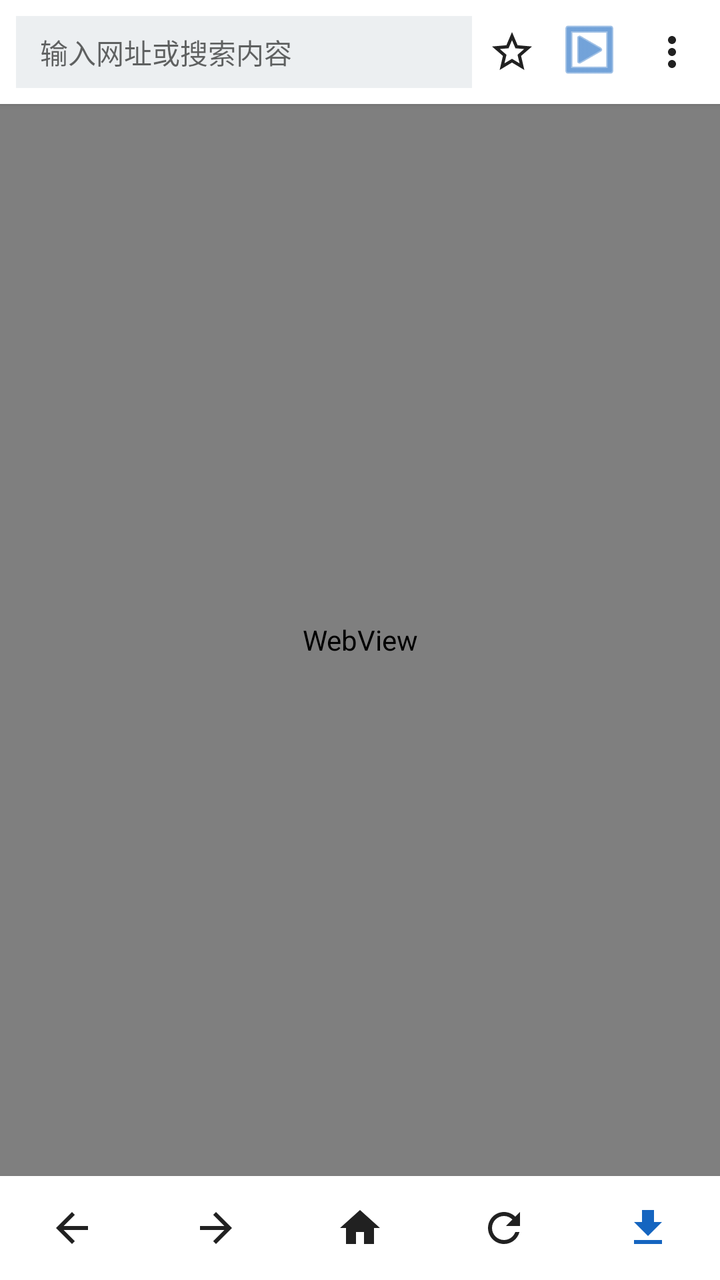
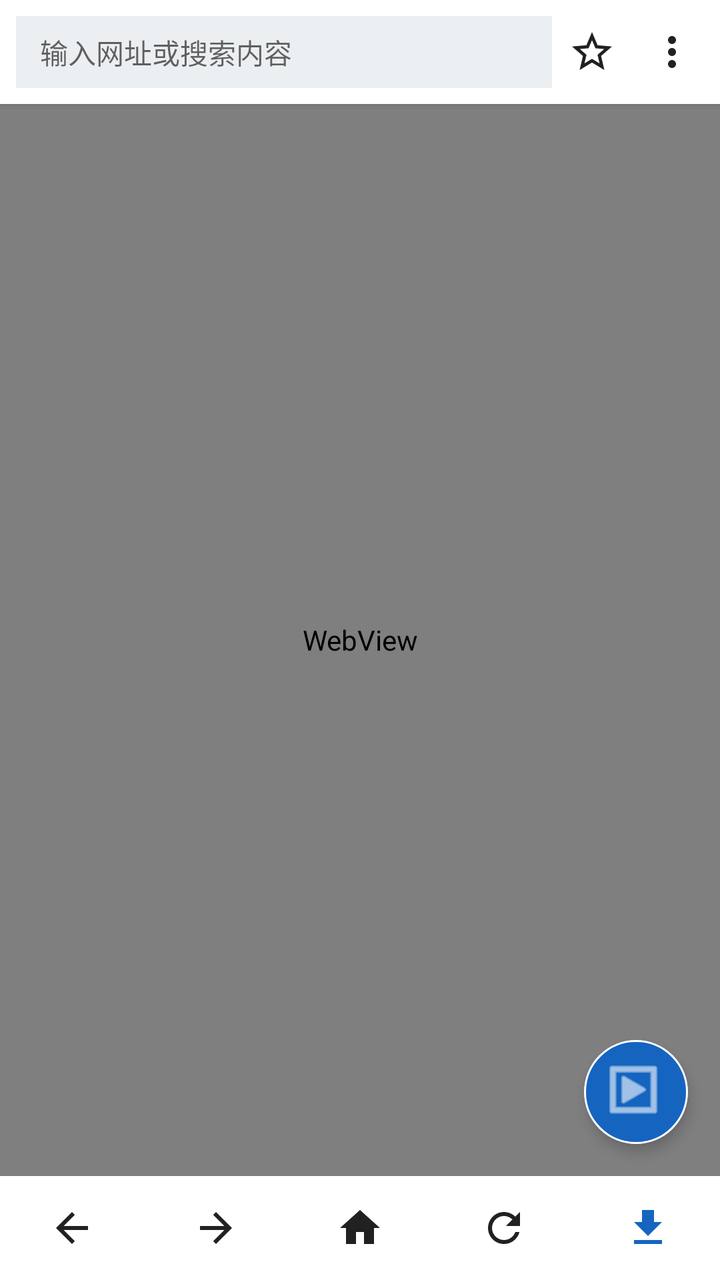

Compare the two renders of this Android layout. The source of the first and the diff that turns it into the second are given below.
<!-- AndroidManifest.xml: application theme AppTheme -->
<!-- res/layout/activity_main.xml -->
<?xml version="1.0" encoding="utf-8"?>
<FrameLayout xmlns:android="http://schemas.android.com/apk/res/android"
    android:id="@+id/root"
    android:layout_width="match_parent"
    android:layout_height="match_parent"
    android:background="@color/window_bg">

    
    <LinearLayout
        android:id="@+id/main_content"
        android:layout_width="match_parent"
        android:layout_height="match_parent"
        android:orientation="vertical">

        
        <LinearLayout
            android:layout_width="match_parent"
            android:layout_height="52dp"
            android:background="@color/toolbar_bg"
            android:elevation="2dp"
            android:gravity="center_vertical"
            android:orientation="horizontal"
            android:paddingStart="8dp"
            android:paddingEnd="4dp">

            <EditText
                android:id="@+id/url_edit"
                android:layout_width="0dp"
                android:layout_height="36dp"
                android:layout_weight="1"
                android:background="@color/url_bar_bg"
                android:ellipsize="end"
                android:hint="@string/url_hint"
                android:imeOptions="actionGo"
                android:inputType="textUri"
                android:maxLines="1"
                android:paddingStart="12dp"
                android:paddingEnd="12dp"
                android:singleLine="true"
                android:textColor="@color/text_primary"
                android:textSize="14sp" />

            <ImageButton
                android:id="@+id/bookmark_button"
                android:layout_width="40dp"
                android:layout_height="40dp"
                android:background="?android:attr/selectableItemBackgroundBorderless"
                android:contentDescription="@string/bookmark"
                android:src="@drawable/ic_star_border" />

            <ImageButton
                android:id="@+id/sniff_button"
                android:layout_width="40dp"
                android:layout_height="40dp"
                android:background="?android:attr/selectableItemBackgroundBorderless"
                android:contentDescription="@string/sniff"
                android:src="@android:drawable/ic_menu_slideshow"
                android:tint="@color/primary" />

            <ImageButton
                android:id="@+id/menu_button"
                android:layout_width="40dp"
                android:layout_height="40dp"
                android:background="?android:attr/selectableItemBackgroundBorderless"
                android:contentDescription="@string/more"
                android:src="@drawable/ic_menu" />
        </LinearLayout>

        
        <ProgressBar
            android:id="@+id/progress_bar"
            style="?android:attr/progressBarStyleHorizontal"
            android:layout_width="match_parent"
            android:layout_height="3dp"
            android:max="100"
            android:visibility="gone" />

        
        <FrameLayout
            android:id="@+id/web_container"
            android:layout_width="match_parent"
            android:layout_height="0dp"
            android:layout_weight="1">

            <WebView
                android:id="@+id/web_view"
                android:layout_width="match_parent"
                android:layout_height="match_parent" />
        </FrameLayout>

        
        <LinearLayout
            android:layout_width="match_parent"
            android:layout_height="52dp"
            android:background="@color/toolbar_bg"
            android:elevation="2dp"
            android:gravity="center_vertical"
            android:orientation="horizontal"
            android:weightSum="5">

            <ImageButton
                android:id="@+id/back_button"
                android:layout_width="0dp"
                android:layout_height="match_parent"
                android:layout_weight="1"
                android:background="?android:attr/selectableItemBackgroundBorderless"
                android:contentDescription="@string/back"
                android:src="@drawable/ic_back" />

            <ImageButton
                android:id="@+id/forward_button"
                android:layout_width="0dp"
                android:layout_height="match_parent"
                android:layout_weight="1"
                android:background="?android:attr/selectableItemBackgroundBorderless"
                android:contentDescription="@string/forward"
                android:src="@drawable/ic_forward" />

            <ImageButton
                android:id="@+id/home_button"
                android:layout_width="0dp"
                android:layout_height="match_parent"
                android:layout_weight="1"
                android:background="?android:attr/selectableItemBackgroundBorderless"
                android:contentDescription="@string/home"
                android:src="@drawable/ic_home" />

            <ImageButton
                android:id="@+id/refresh_button"
                android:layout_width="0dp"
                android:layout_height="match_parent"
                android:layout_weight="1"
                android:background="?android:attr/selectableItemBackgroundBorderless"
                android:contentDescription="@string/refresh"
                android:src="@drawable/ic_refresh" />

            <ImageButton
                android:id="@+id/downloads_button"
                android:layout_width="0dp"
                android:layout_height="match_parent"
                android:layout_weight="1"
                android:background="?android:attr/selectableItemBackgroundBorderless"
                android:contentDescription="@string/downloads"
                android:src="@drawable/ic_download" />
        </LinearLayout>
    </LinearLayout>

    
    <FrameLayout
        android:id="@+id/fullscreen_container"
        android:layout_width="match_parent"
        android:layout_height="match_parent"
        android:background="#000000"
        android:visibility="gone" />
</FrameLayout>
<!-- resources referenced by this layout -->
<resources>
  <color name="primary">#1565C0</color>
  <color name="text_primary">#212121</color>
  <color name="toolbar_bg">#FFFFFF</color>
  <color name="url_bar_bg">#ECEFF1</color>
  <color name="window_bg">#F5F5F5</color>
  <!-- drawable ic_back (drawable) -->
  <?xml version="1.0" encoding="utf-8"?>
  <vector xmlns:android="http://schemas.android.com/apk/res/android"
      android:width="24dp"
      android:height="24dp"
      android:viewportWidth="24"
      android:viewportHeight="24"
      android:tint="@color/text_primary">
      <path android:fillColor="#000000" android:pathData="M20,11H7.83l5.59,-5.59L12,4l-8,8 8,8 1.41,-1.41L7.83,13H20v-2z" />
  </vector>
  <!-- drawable ic_download (drawable) -->
  <?xml version="1.0" encoding="utf-8"?>
  <vector xmlns:android="http://schemas.android.com/apk/res/android"
      android:width="24dp"
      android:height="24dp"
      android:viewportWidth="24"
      android:viewportHeight="24"
      android:tint="@color/primary">
      <path
          android:fillColor="#FFFFFF"
          android:pathData="M5,20h14v-2H5V20zM19,9h-4V3H9v6H5l7,7L19,9z" />
  </vector>
  <!-- drawable ic_forward (drawable) -->
  <?xml version="1.0" encoding="utf-8"?>
  <vector xmlns:android="http://schemas.android.com/apk/res/android"
      android:width="24dp"
      android:height="24dp"
      android:viewportWidth="24"
      android:viewportHeight="24"
      android:tint="@color/text_primary">
      <path android:fillColor="#000000" android:pathData="M12,4l-1.41,1.41L16.17,11H4v2h12.17l-5.58,5.59L12,20l8,-8z" />
  </vector>
  <!-- drawable ic_home (drawable) -->
  <?xml version="1.0" encoding="utf-8"?>
  <vector xmlns:android="http://schemas.android.com/apk/res/android"
      android:width="24dp"
      android:height="24dp"
      android:viewportWidth="24"
      android:viewportHeight="24"
      android:tint="@color/text_primary">
      <path android:fillColor="#000000" android:pathData="M10,20v-6h4v6h5v-8h3L12,3 2,12h3v8z" />
  </vector>
  <!-- drawable ic_menu (drawable) -->
  <?xml version="1.0" encoding="utf-8"?>
  <vector xmlns:android="http://schemas.android.com/apk/res/android"
      android:width="24dp"
      android:height="24dp"
      android:viewportWidth="24"
      android:viewportHeight="24"
      android:tint="@color/text_primary">
      <path android:fillColor="#000000" android:pathData="M12,8c1.1,0 2,-0.9 2,-2s-0.9,-2 -2,-2 -2,0.9 -2,2 0.9,2 2,2zM12,10c-1.1,0 -2,0.9 -2,2s0.9,2 2,2 2,-0.9 2,-2 -0.9,-2 -2,-2zM12,16c-1.1,0 -2,0.9 -2,2s0.9,2 2,2 2,-0.9 2,-2 -0.9,-2 -2,-2z" />
  </vector>
  <string name="back">后退</string>
  <string name="bookmark">收藏</string>
  <string name="downloads">下载管理</string>
  <string name="forward">前进</string>
  <string name="home">主页</string>
  <string name="more">更多</string>
  <string name="refresh">刷新</string>
  <string name="sniff">嗅探视频</string>
  <string name="url_hint">输入网址或搜索内容</string>
  <style name="AppTheme" parent="@android:style/Theme.Material.Light.NoActionBar">
          <item name="android:colorPrimary">@color/primary</item>
          <item name="android:colorPrimaryDark">@color/primary_dark</item>
          <item name="android:colorAccent">@color/accent</item>
          <item name="android:windowBackground">@color/window_bg</item>
          <item name="android:navigationBarColor">@color/primary_dark</item>
          <item name="android:statusBarColor">@color/primary_dark</item>
      </style>
  <color name="primary_dark">#0D47A1</color>
  <color name="accent">#FF9800</color>
  <!-- unchanged entries left out for length: 2 -->
</resources>

<!-- the commit's change to res/layout/activity_main.xml (unified diff, before → after) -->
@@ -49,15 +49,6 @@
                 android:src="@drawable/ic_star_border" />
 
             <ImageButton
-                android:id="@+id/sniff_button"
-                android:layout_width="40dp"
-                android:layout_height="40dp"
-                android:background="?android:attr/selectableItemBackgroundBorderless"
-                android:contentDescription="@string/sniff"
-                android:src="@android:drawable/ic_menu_slideshow"
-                android:tint="@color/primary" />
-
-            <ImageButton
                 android:id="@+id/menu_button"
                 android:layout_width="40dp"
                 android:layout_height="40dp"
@@ -86,6 +77,20 @@
                 android:id="@+id/web_view"
                 android:layout_width="match_parent"
                 android:layout_height="match_parent" />
+
+            
+            <ImageButton
+                android:id="@+id/sniff_button"
+                android:layout_width="52dp"
+                android:layout_height="52dp"
+                android:layout_gravity="bottom|end"
+                android:layout_marginEnd="16dp"
+                android:layout_marginBottom="16dp"
+                android:background="@drawable/bg_sniff_fab"
+                android:contentDescription="@string/sniff"
+                android:elevation="4dp"
+                android:src="@android:drawable/ic_menu_slideshow"
+                android:tint="#FFFFFF" />
         </FrameLayout>
 
         
<!-- resource entries referenced after the edit -->
@@ -5,6 +5,15 @@
   <color name="toolbar_bg">#FFFFFF</color>
   <color name="url_bar_bg">#ECEFF1</color>
   <color name="window_bg">#F5F5F5</color>
+  <!-- drawable bg_sniff_fab (drawable) -->
+  <?xml version="1.0" encoding="utf-8"?>
+  <shape xmlns:android="http://schemas.android.com/apk/res/android"
+      android:shape="oval">
+      <solid android:color="@color/primary" />
+      <stroke
+          android:width="1dp"
+          android:color="#FFFFFF" />
+  </shape>
   <!-- drawable ic_back (drawable) -->
   <?xml version="1.0" encoding="utf-8"?>
   <vector xmlns:android="http://schemas.android.com/apk/res/android"
